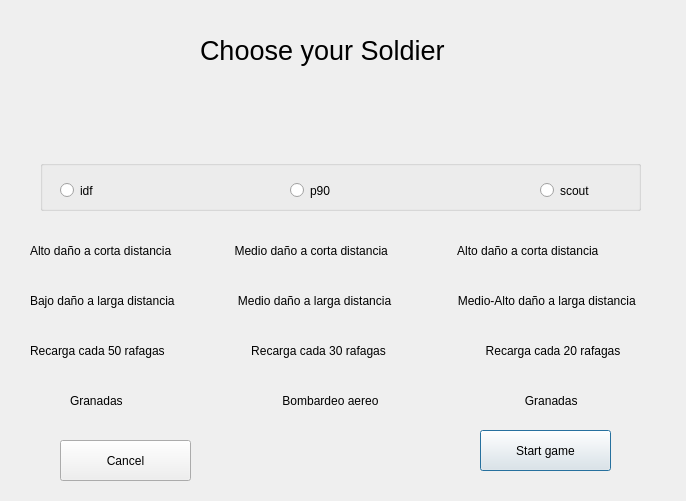
Qt form client/choosesoldier.ui (Merok23/TPG-Taller-Left4dead-Grupo1) before a commit.
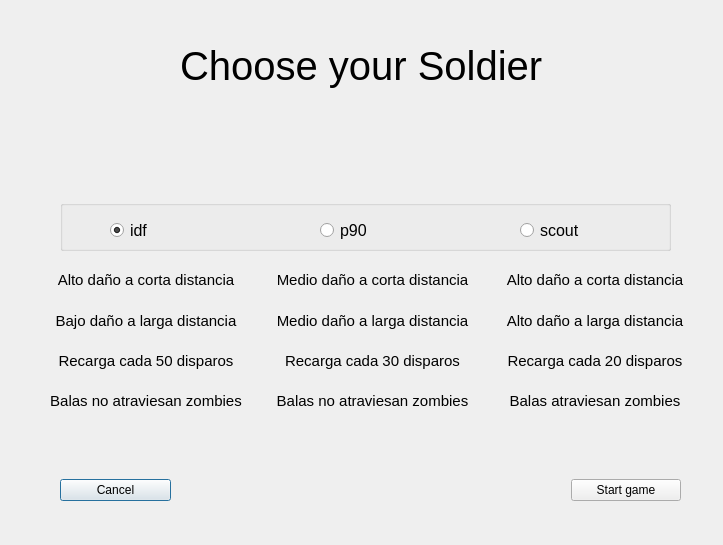
The same form after that commit. Icons and pictures are not drawn.

Patch:
```diff
--- a/client/choosesoldier.ui
+++ b/client/choosesoldier.ui
@@ -6,8 +6,8 @@
    <rect>
     <x>0</x>
     <y>0</y>
-    <width>686</width>
-    <height>501</height>
+    <width>723</width>
+    <height>545</height>
    </rect>
   </property>
   <property name="windowTitle">
@@ -16,28 +16,260 @@
   <widget class="QLabel" name="title">
    <property name="geometry">
     <rect>
-     <x>200</x>
-     <y>30</y>
-     <width>251</width>
-     <height>41</height>
+     <x>180</x>
+     <y>40</y>
+     <width>371</width>
+     <height>51</height>
     </rect>
    </property>
    <property name="font">
     <font>
-     <pointsize>20</pointsize>
+     <pointsize>30</pointsize>
     </font>
    </property>
    <property name="text">
     <string>Choose your Soldier</string>
    </property>
   </widget>
+  <widget class="QWidget" name="horizontalLayoutWidget">
+   <property name="geometry">
+    <rect>
+     <x>60</x>
+     <y>450</y>
+     <width>621</width>
+     <height>80</height>
+    </rect>
+   </property>
+   <layout class="QHBoxLayout" name="horizontalLayout">
+    <property name="spacing">
+     <number>400</number>
+    </property>
+    <item>
+     <widget class="QPushButton" name="cancel">
+      <property name="text">
+       <string>Cancel</string>
+      </property>
+     </widget>
+    </item>
+    <item>
+     <widget class="QPushButton" name="start_game">
+      <property name="text">
+       <string>Start game</string>
+      </property>
+     </widget>
+    </item>
+   </layout>
+  </widget>
+  <widget class="QWidget" name="gridLayoutWidget">
+   <property name="geometry">
+    <rect>
+     <x>50</x>
+     <y>260</y>
+     <width>637</width>
+     <height>161</height>
+    </rect>
+   </property>
+   <property name="font">
+    <font>
+     <pointsize>11</pointsize>
+    </font>
+   </property>
+   <layout class="QGridLayout" name="gridLayout">
+    <property name="horizontalSpacing">
+     <number>34</number>
+    </property>
+    <property name="verticalSpacing">
+     <number>0</number>
+    </property>
+    <item row="3" column="1">
+     <widget class="QLabel" name="label_11">
+      <property name="font">
+       <font>
+        <pointsize>11</pointsize>
+       </font>
+      </property>
+      <property name="text">
+       <string>Balas no atraviesan zombies</string>
+      </property>
+      <property name="alignment">
+       <set>Qt::AlignCenter</set>
+      </property>
+     </widget>
+    </item>
+    <item row="0" column="1">
+     <widget class="QLabel" name="label_4">
+      <property name="font">
+       <font>
+        <pointsize>11</pointsize>
+       </font>
+      </property>
+      <property name="text">
+       <string>Medio daño a corta distancia</string>
+      </property>
+      <property name="alignment">
+       <set>Qt::AlignCenter</set>
+      </property>
+     </widget>
+    </item>
+    <item row="2" column="2">
+     <widget class="QLabel" name="label_9">
+      <property name="font">
+       <font>
+        <pointsize>11</pointsize>
+       </font>
+      </property>
+      <property name="text">
+       <string>Recarga cada 20 disparos</string>
+      </property>
+      <property name="alignment">
+       <set>Qt::AlignCenter</set>
+      </property>
+     </widget>
+    </item>
+    <item row="1" column="1">
+     <widget class="QLabel" name="label_6">
+      <property name="font">
+       <font>
+        <pointsize>11</pointsize>
+       </font>
+      </property>
+      <property name="text">
+       <string>Medio daño a larga distancia</string>
+      </property>
+      <property name="alignment">
+       <set>Qt::AlignCenter</set>
+      </property>
+     </widget>
+    </item>
+    <item row="3" column="2">
+     <widget class="QLabel" name="label_12">
+      <property name="font">
+       <font>
+        <pointsize>11</pointsize>
+       </font>
+      </property>
+      <property name="text">
+       <string>Balas atraviesan zombies</string>
+      </property>
+      <property name="alignment">
+       <set>Qt::AlignCenter</set>
+      </property>
+     </widget>
+    </item>
+    <item row="1" column="2">
+     <widget class="QLabel" name="label_7">
+      <property name="font">
+       <font>
+        <pointsize>11</pointsize>
+       </font>
+      </property>
+      <property name="text">
+       <string>Alto daño a larga distancia</string>
+      </property>
+      <property name="alignment">
+       <set>Qt::AlignCenter</set>
+      </property>
+     </widget>
+    </item>
+    <item row="1" column="0">
+     <widget class="QLabel" name="label_2">
+      <property name="font">
+       <font>
+        <pointsize>11</pointsize>
+       </font>
+      </property>
+      <property name="text">
+       <string>Bajo daño a larga distancia</string>
+      </property>
+      <property name="alignment">
+       <set>Qt::AlignCenter</set>
+      </property>
+     </widget>
+    </item>
+    <item row="3" column="0">
+     <widget class="QLabel" name="label_10">
+      <property name="font">
+       <font>
+        <pointsize>11</pointsize>
+       </font>
+      </property>
+      <property name="text">
+       <string>Balas no atraviesan zombies</string>
+      </property>
+      <property name="alignment">
+       <set>Qt::AlignCenter</set>
+      </property>
+     </widget>
+    </item>
+    <item row="0" column="2">
+     <widget class="QLabel" name="label_5">
+      <property name="font">
+       <font>
+        <pointsize>11</pointsize>
+       </font>
+      </property>
+      <property name="text">
+       <string>Alto daño a corta distancia</string>
+      </property>
+      <property name="alignment">
+       <set>Qt::AlignCenter</set>
+      </property>
+     </widget>
+    </item>
+    <item row="2" column="1">
+     <widget class="QLabel" name="label_8">
+      <property name="font">
+       <font>
+        <pointsize>11</pointsize>
+       </font>
+      </property>
+      <property name="text">
+       <string>Recarga cada 30 disparos</string>
+      </property>
+      <property name="alignment">
+       <set>Qt::AlignCenter</set>
+      </property>
+     </widget>
+    </item>
+    <item row="2" column="0">
+     <widget class="QLabel" name="label_3">
+      <property name="font">
+       <font>
+        <pointsize>11</pointsize>
+       </font>
+      </property>
+      <property name="text">
+       <string>Recarga cada 50 disparos</string>
+      </property>
+      <property name="alignment">
+       <set>Qt::AlignCenter</set>
+      </property>
+     </widget>
+    </item>
+    <item row="0" column="0">
+     <widget class="QLabel" name="label">
+      <property name="font">
+       <font>
+        <pointsize>11</pointsize>
+       </font>
+      </property>
+      <property name="text">
+       <string>Alto daño a corta distancia</string>
+      </property>
+      <property name="alignment">
+       <set>Qt::AlignCenter</set>
+      </property>
+     </widget>
+    </item>
+   </layout>
+  </widget>
   <widget class="QLabel" name="IDF_img">
    <property name="geometry">
     <rect>
-     <x>20</x>
-     <y>20</y>
-     <width>121</width>
-     <height>161</height>
+     <x>110</x>
+     <y>120</y>
+     <width>71</width>
+     <height>94</height>
     </rect>
    </property>
    <property name="text">
@@ -50,10 +282,10 @@
   <widget class="QLabel" name="P90_img">
    <property name="geometry">
     <rect>
-     <x>250</x>
-     <y>20</y>
-     <width>121</width>
-     <height>161</height>
+     <x>320</x>
+     <y>120</y>
+     <width>81</width>
+     <height>94</height>
     </rect>
    </property>
    <property name="text">
@@ -66,10 +298,10 @@
   <widget class="QLabel" name="Scout_img">
    <property name="geometry">
     <rect>
-     <x>510</x>
-     <y>20</y>
-     <width>121</width>
-     <height>161</height>
+     <x>520</x>
+     <y>120</y>
+     <width>71</width>
+     <height>94</height>
     </rect>
    </property>
    <property name="text">
@@ -82,9 +314,9 @@
   <widget class="QGroupBox" name="soldier_box">
    <property name="geometry">
     <rect>
-     <x>40</x>
-     <y>160</y>
-     <width>601</width>
+     <x>60</x>
+     <y>200</y>
+     <width>611</width>
      <height>51</height>
     </rect>
    </property>
@@ -94,25 +326,38 @@
    <widget class="QRadioButton" name="idf">
     <property name="geometry">
      <rect>
-      <x>20</x>
+      <x>50</x>
       <y>20</y>
       <width>100</width>
       <height>21</height>
      </rect>
     </property>
+    <property name="font">
+     <font>
+      <pointsize>12</pointsize>
+     </font>
+    </property>
     <property name="text">
      <string>idf</string>
     </property>
+    <property name="checked">
+     <bool>true</bool>
+    </property>
    </widget>
    <widget class="QRadioButton" name="p90">
     <property name="geometry">
      <rect>
-      <x>250</x>
+      <x>260</x>
       <y>20</y>
       <width>100</width>
       <height>21</height>
      </rect>
     </property>
+    <property name="font">
+     <font>
+      <pointsize>12</pointsize>
+     </font>
+    </property>
     <property name="text">
      <string>p90</string>
     </property>
@@ -120,95 +365,22 @@
    <widget class="QRadioButton" name="scout">
     <property name="geometry">
      <rect>
-      <x>500</x>
+      <x>460</x>
       <y>20</y>
       <width>100</width>
       <height>21</height>
      </rect>
     </property>
+    <property name="font">
+     <font>
+      <pointsize>12</pointsize>
+     </font>
+    </property>
     <property name="text">
      <string>scout</string>
     </property>
    </widget>
   </widget>
-  <widget class="QPushButton" name="start_game">
-   <property name="geometry">
-    <rect>
-     <x>480</x>
-     <y>430</y>
-     <width>131</width>
-     <height>41</height>
-    </rect>
-   </property>
-   <property name="text">
-    <string>Start game</string>
-   </property>
-  </widget>
-  <widget class="QPushButton" name="cancel">
-   <property name="geometry">
-    <rect>
-     <x>60</x>
-     <y>440</y>
-     <width>131</width>
-     <height>41</height>
-    </rect>
-   </property>
-   <property name="text">
-    <string>Cancel</string>
-   </property>
-  </widget>
-  <widget class="QLabel" name="label">
-   <property name="geometry">
-    <rect>
-     <x>30</x>
-     <y>230</y>
-     <width>681</width>
-     <height>41</height>
-    </rect>
-   </property>
-   <property name="text">
-    <string>Alto daño a corta distancia                   Medio daño a corta distancia                     Alto daño a corta distancia</string>
-   </property>
-  </widget>
-  <widget class="QLabel" name="label_2">
-   <property name="geometry">
-    <rect>
-     <x>30</x>
-     <y>280</y>
-     <width>641</width>
-     <height>41</height>
-    </rect>
-   </property>
-   <property name="text">
-    <string>Bajo daño a larga distancia                   Medio daño a larga distancia                    Medio-Alto daño a larga distancia</string>
-   </property>
-  </widget>
-  <widget class="QLabel" name="label_3">
-   <property name="geometry">
-    <rect>
-     <x>30</x>
-     <y>330</y>
-     <width>641</width>
-     <height>41</height>
-    </rect>
-   </property>
-   <property name="text">
-    <string>Recarga cada 50 rafagas                          Recarga cada 30 rafagas                              Recarga cada 20 rafagas</string>
-   </property>
-  </widget>
-  <widget class="QLabel" name="label_10">
-   <property name="geometry">
-    <rect>
-     <x>70</x>
-     <y>380</y>
-     <width>531</width>
-     <height>41</height>
-    </rect>
-   </property>
-   <property name="text">
-    <string>Granadas                                                Bombardeo aereo                                            Granadas</string>
-   </property>
-  </widget>
  </widget>
  <resources>
   <include location="assets.qrc"/>
```
Left out of the diff: 6 changed lines with no effect on the pictures.
